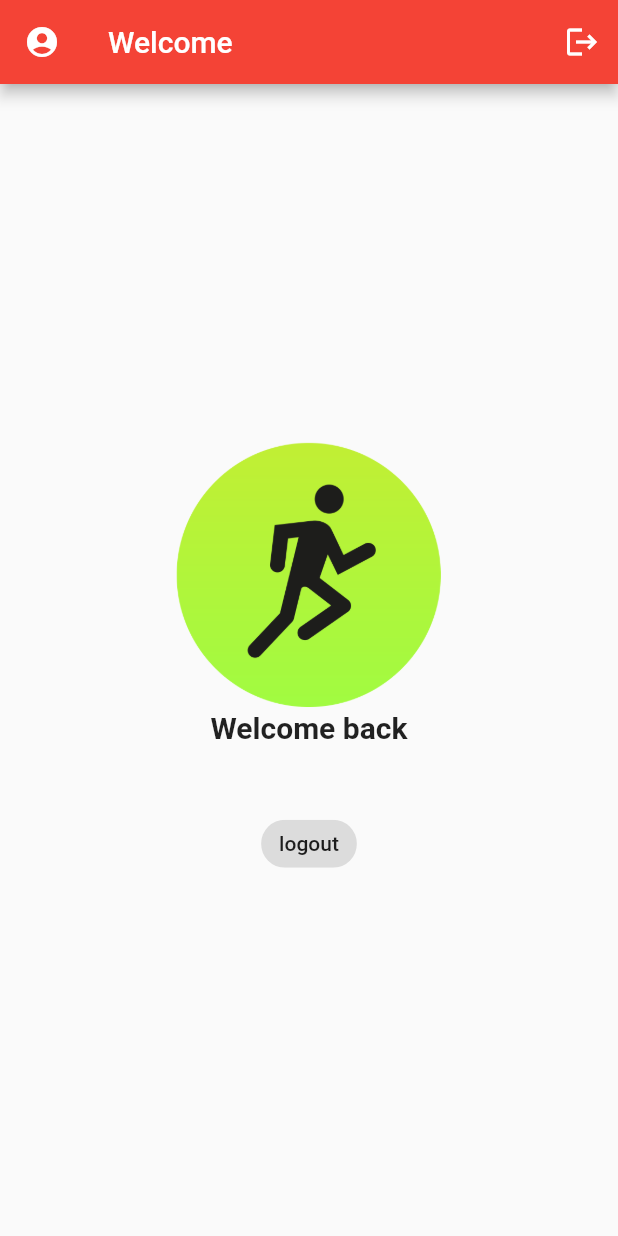
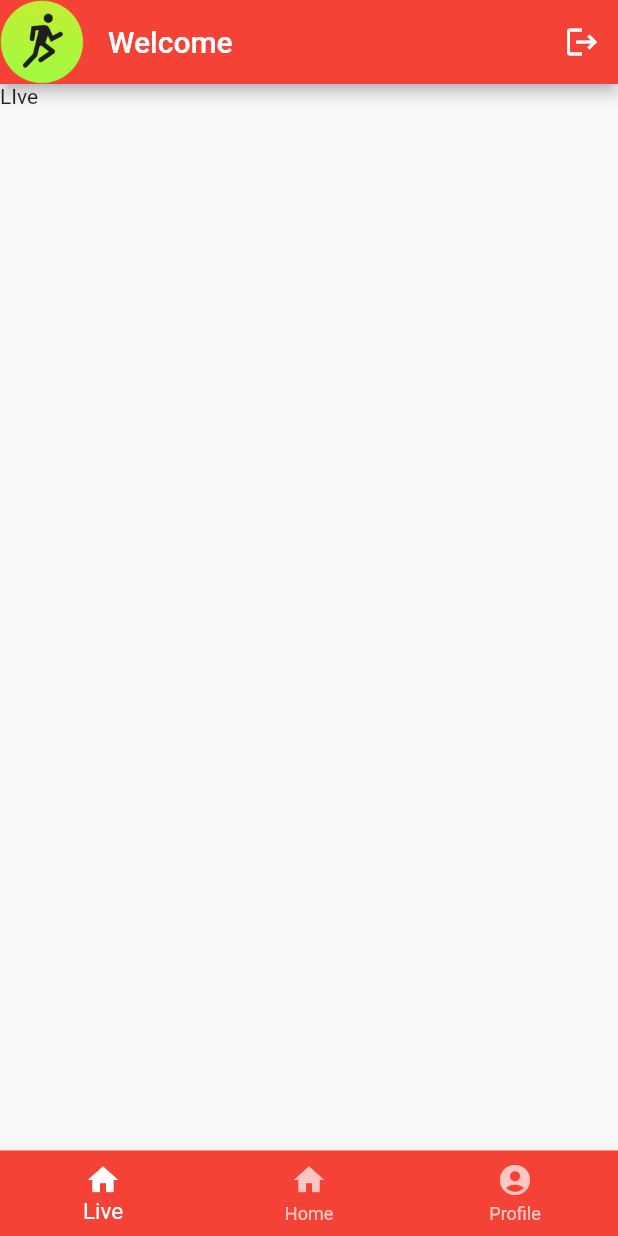
Before and after one commit to ayushshrestha1892/fitness_app, a Flutter app: the HomeScreen screen opened directly, on a phone screen of 412 x 824 dp. Run offline on Flutter 3.47's test engine with Material 2 defaults, Android fonts, the phone set to English and light mode, and no system bars; our stand-ins replace cloud_firestore, firebase_auth, firebase_core, fluttertoast; accounts and stored records are empty.

```diff
--- a/lib/main.dart
+++ b/lib/main.dart
@@ -1,5 +1,5 @@
 import 'package:firebase_core/firebase_core.dart';
-import 'package:fitness_app/screens/login_screen.dart';
+import 'package:fitness_app/screens/login/signup/login_screen.dart';
 import 'package:flutter/material.dart';
 
 Future<void> main() async {
--- a/lib/screens/home_screen.dart
+++ b/lib/screens/home_screen.dart
@@ -1,7 +1,10 @@
 import 'package:cloud_firestore/cloud_firestore.dart';
 import 'package:firebase_auth/firebase_auth.dart';
 import 'package:fitness_app/models/user_model.dart';
-import 'package:fitness_app/screens/login_screen.dart';
+import 'package:fitness_app/screens/live_page.dart';
+import 'package:fitness_app/screens/login/home_page.dart';
+import 'package:fitness_app/screens/login/signup/login_screen.dart';
+import 'package:fitness_app/screens/profile_page.dart';
 import 'package:flutter/material.dart';
 
 class HomeScreen extends StatefulWidget {
@@ -14,6 +17,13 @@ class HomeScreen extends StatefulWidget {
 class _HomeScreenState extends State<HomeScreen> {
   User? user = FirebaseAuth.instance.currentUser;
   UserModel loggedInUser = UserModel();
+  int currentIndex = 0;
+
+  final screens = [
+    LivePage(),
+    HomePage(),
+    ProfilePage(),
+  ];
 
   @override
   void initState() {
@@ -35,10 +45,16 @@ class _HomeScreenState extends State<HomeScreen> {
       appBar: AppBar(
         title:
             Text("Welcome ${loggedInUser.firstName} ${loggedInUser.lastName} "),
-        leading: IconButton(
-          icon: Icon(Icons.account_circle),
-          onPressed: () {},
+        leading: SizedBox(
+          height: 10,
+          child: Image.asset(
+            "assets/logo.png",
+          ),
         ),
+        // leading: IconButton(
+        //   icon: Icon(Icons.account_circle),
+        //   onPressed: () {},
+        // ),
         actions: <Widget>[
           IconButton(
               onPressed: () {
@@ -47,37 +63,60 @@ class _HomeScreenState extends State<HomeScreen> {
               icon: Icon(Icons.logout))
         ],
       ),
-      body: Center(
-          child: Padding(
-        padding: EdgeInsets.all(20),
-        child: Column(
-          mainAxisAlignment: MainAxisAlignment.center,
-          crossAxisAlignment: CrossAxisAlignment.center,
-          children: <Widget>[
-            SizedBox(
-              height: 180,
-              child: Image.asset(
-                "assets/logo.png",
-                fit: BoxFit.contain,
-              ),
+      body: screens[currentIndex],
+
+      // body: Center(
+      //     child: Padding(
+      //   padding: EdgeInsets.all(20),
+      //   child: Column(
+      //     mainAxisAlignment: MainAxisAlignment.center,
+      //     crossAxisAlignment: CrossAxisAlignment.center,
+      //     children: <Widget>[
+      //       SizedBox(
+      //         height: 180,
+      //         child: Image.asset(
+      //           "assets/logo.png",
+      //           fit: BoxFit.contain,
+      //         ),
+      //       ),
+      //       Text(
+      //         "Welcome back",
+      //         style: TextStyle(fontSize: 20, fontWeight: FontWeight.bold),
+      //       ),
+      //       SizedBox(
+      //         height: 6,
+      //       ),
+      //       ActionChip(
+      //           label: Text("logout"),
+      //           onPressed: () {
+      //             logout(context);
+      //           }),
+      //     ],
+      //   ),
+      // )),
+      bottomNavigationBar: BottomNavigationBar(
+          currentIndex: currentIndex,
+          backgroundColor: Colors.red,
+          selectedItemColor: Colors.white,
+          selectedFontSize: 15,
+          unselectedItemColor: Colors.white70,
+          // showUnselectedLabels: false,
+
+          onTap: (index) => setState(() => currentIndex = index),
+          items: [
+            BottomNavigationBarItem(
+              icon: Icon(Icons.home),
+              label: 'Live',
             ),
-            Text(
-              "Welcome back",
-              style: TextStyle(fontSize: 20, fontWeight: FontWeight.bold),
+            BottomNavigationBarItem(
+              icon: Icon(Icons.home),
+              label: 'Home',
             ),
-            SizedBox(
-              height: 10,
+            BottomNavigationBarItem(
+              icon: Icon(Icons.account_circle),
+              label: 'Profile',
             ),
-            Text("${loggedInUser.firstName} ${loggedInUser.lastName}"),
-            Text("${loggedInUser.email}"),
-            ActionChip(
-                label: Text("logout"),
-                onPressed: () {
-                  logout(context);
-                }),
-          ],
-        ),
-      )),
+          ]),
     );
   }
 
--- /dev/null
+++ b/lib/screens/live_page.dart
@@ -0,0 +1,17 @@
+import 'package:flutter/material.dart';
+
+class LivePage extends StatefulWidget {
+  const LivePage({Key? key}) : super(key: key);
+
+  @override
+  State<LivePage> createState() => _LivePageState();
+}
+
+class _LivePageState extends State<LivePage> {
+  @override
+  Widget build(BuildContext context) {
+    return Container(
+      child: Text("LIve"),
+    );
+  }
+}
--- /dev/null
+++ b/lib/screens/login/home_page.dart
@@ -0,0 +1,15 @@
+import 'package:flutter/material.dart';
+
+class HomePage extends StatefulWidget {
+  const HomePage({Key? key}) : super(key: key);
+
+  @override
+  State<HomePage> createState() => _HomePageState();
+}
+
+class _HomePageState extends State<HomePage> {
+  @override
+  Widget build(BuildContext context) {
+    return Container();
+  }
+}
--- a/lib/screens/login_screen.dart
+++ b/lib/screens/login/signup/login_screen.dart
@@ -1,6 +1,6 @@
 import 'package:firebase_auth/firebase_auth.dart';
 import 'package:fitness_app/screens/home_screen.dart';
-import 'package:fitness_app/screens/registration_screen.dart';
+import 'package:fitness_app/screens/login/signup/registration_screen.dart';
 import 'package:flutter/material.dart';
 import 'package:fluttertoast/fluttertoast.dart';
 
--- /dev/null
+++ b/lib/screens/profile_page.dart
@@ -0,0 +1,15 @@
+import 'package:flutter/material.dart';
+
+class ProfilePage extends StatefulWidget {
+  const ProfilePage({Key? key}) : super(key: key);
+
+  @override
+  State<ProfilePage> createState() => _ProfilePageState();
+}
+
+class _ProfilePageState extends State<ProfilePage> {
+  @override
+  Widget build(BuildContext context) {
+    return Container();
+  }
+}
```
Also changed, not shown: lib/screens/login/signup/registration_screen.dart (renamed from lib/screens/registration_screen.dart).
